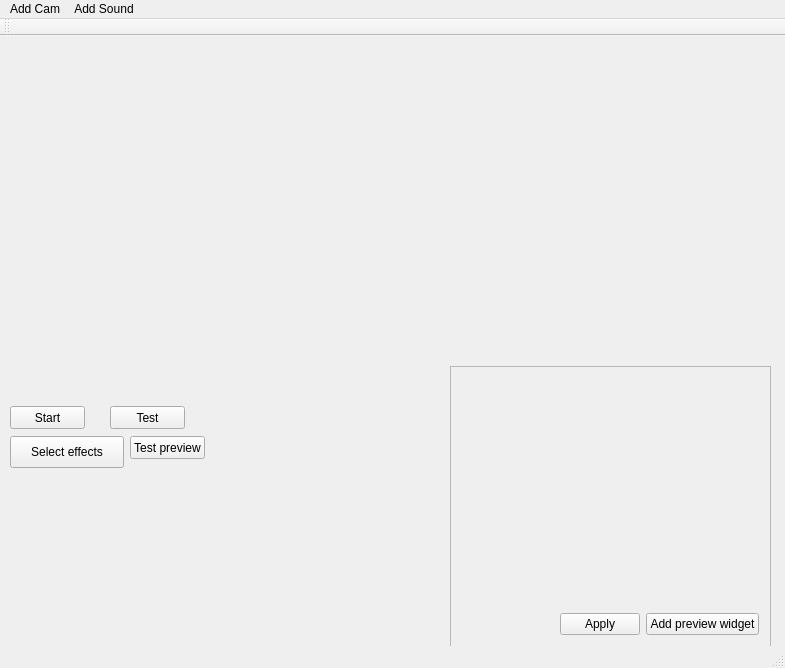
The window that mainwindow.ui (m-garanin/zgui-qt) describes before a commit, drawn with Qt 5.
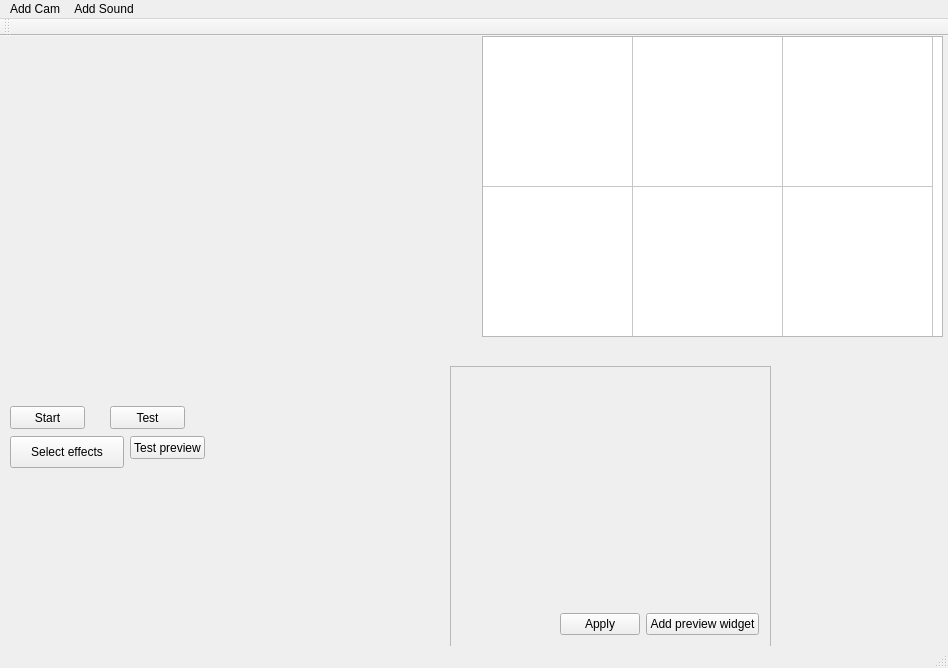
The same window after the commit. Custom widgets are drawn as their Qt base class.

Commit message: create layerwidget

What changed in the file:
```diff
--- a/mainwindow.ui
+++ b/mainwindow.ui
@@ -6,7 +6,7 @@
    <rect>
     <x>0</x>
     <y>0</y>
-    <width>785</width>
+    <width>948</width>
     <height>668</height>
    </rect>
   </property>
@@ -125,13 +125,58 @@
      </item>
     </layout>
    </widget>
+   <widget class="QTableWidget" name="tableWidget">
+    <property name="geometry">
+     <rect>
+      <x>482</x>
+      <y>0</y>
+      <width>461</width>
+      <height>301</height>
+     </rect>
+    </property>
+    <property name="verticalScrollBarPolicy">
+     <enum>Qt::ScrollBarAlwaysOff</enum>
+    </property>
+    <property name="horizontalScrollBarPolicy">
+     <enum>Qt::ScrollBarAlwaysOff</enum>
+    </property>
+    <property name="showGrid">
+     <bool>true</bool>
+    </property>
+    <property name="rowCount">
+     <number>2</number>
+    </property>
+    <property name="columnCount">
+     <number>3</number>
+    </property>
+    <attribute name="horizontalHeaderVisible">
+     <bool>false</bool>
+    </attribute>
+    <attribute name="horizontalHeaderDefaultSectionSize">
+     <number>150</number>
+    </attribute>
+    <attribute name="verticalHeaderVisible">
+     <bool>false</bool>
+    </attribute>
+    <attribute name="verticalHeaderDefaultSectionSize">
+     <number>150</number>
+    </attribute>
+    <attribute name="verticalHeaderMinimumSectionSize">
+     <number>150</number>
+    </attribute>
+    <row/>
+    <row/>
+    <column/>
+    <column/>
+    <column/>
+   </widget>
   </widget>
   <widget class="QMenuBar" name="menuBar">
    <property name="geometry">
     <rect>
      <x>0</x>
      <y>0</y>
-     <width>785</width>
+     <width>948</width>
      <height>21</height>
     </rect>
    </property>
```
The commit also changes 1 other file.
